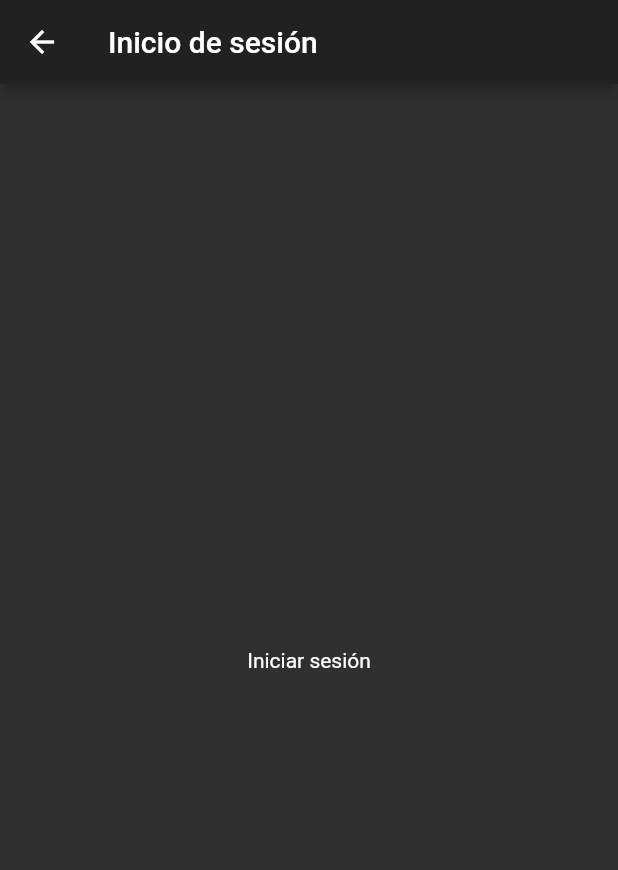
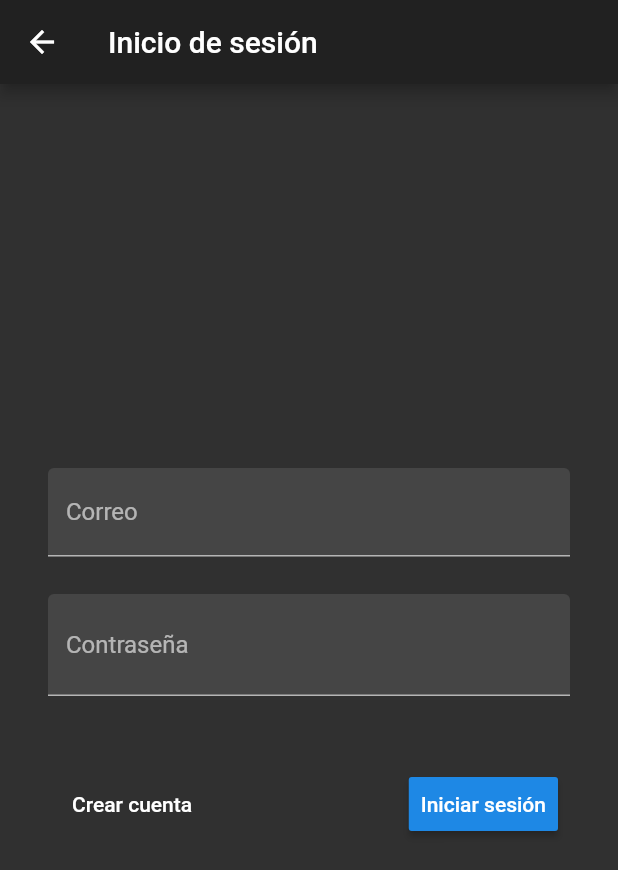
Before and after one commit to AureoGonz/AcademyApp, a Flutter app: the screen it shows after launch, on a phone screen of 412 x 824 dp. Shown: the top 870 px of the screen. Run offline on Flutter 3.47's test engine with Material 2 defaults, Android fonts, the phone set to English and light mode, and no system bars; our stand-ins replace shared_preferences.

Commit message:
integro validación de campos en login

```diff
--- a/lib/widgets/sesion/login.dart
+++ b/lib/widgets/sesion/login.dart
@@ -1,3 +1,5 @@
+import 'package:academyapp/services/form_validator.dart';
+import 'package:flutter/gestures.dart';
 import 'package:flutter/material.dart';
 
 class LoginScreen extends StatefulWidget {
@@ -6,11 +8,80 @@ class LoginScreen extends StatefulWidget {
 }
 
 class _LoginScreen extends State<LoginScreen> {
+  bool _obscurePW = true;
+  final GlobalKey<FormState> _formKey = GlobalKey<FormState>();
+  bool _autoValidate = false;
+
   @override
   Widget build(BuildContext context) {
     return Scaffold(
       appBar: AppBar(title: Text('Inicio de sesión')),
-      body: Center(child: Text('Iniciar sesión')),
+      body: Padding(
+        padding: EdgeInsets.all(32),
+        child: Form(
+          autovalidate: _autoValidate,
+          key: _formKey,
+          child: Column(
+            mainAxisAlignment: MainAxisAlignment.center,
+            children: <Widget>[
+              TextFormField(
+                  validator: FormValidator.validateEmail,
+                  keyboardType: TextInputType.emailAddress,
+                  onChanged: (value) => null,
+                  decoration: InputDecoration(
+                      hintText: 'ejemplo@unete.org',
+                      labelText: 'Correo',
+                      filled: true,
+                      border: const UnderlineInputBorder())),
+              SizedBox(
+                height: 25,
+              ),
+              TextFormField(
+                validator: FormValidator.validatePassword,
+                autocorrect: false,
+                obscureText: _obscurePW,
+                onChanged: (value) => null,
+                decoration: InputDecoration(
+                    labelText: 'Contraseña',
+                    hintText: "********",
+                    filled: true,
+                    border: const UnderlineInputBorder(),
+                    suffix: GestureDetector(
+                      dragStartBehavior: DragStartBehavior.down,
+                      onTap: () {
+                        setState(() {
+                          _obscurePW = !_obscurePW;
+                          print(_obscurePW);
+                        });
+                      },
+                      child: Icon(
+                          _obscurePW ? Icons.visibility : Icons.visibility_off),
+                    )),
+              ),
+              SizedBox(
+                height: 40,
+              ),
+              ButtonBar(
+                alignment: MainAxisAlignment.spaceBetween,
+                children: <Widget>[
+                  FlatButton(onPressed: () {}, child: Text('Crear cuenta')),
+                  RaisedButton(
+                    onPressed: () {
+                      _validateLogin();
+                    },
+                    child: Text('Iniciar sesión'),
+                  )
+                ],
+              )
+            ],
+          ),
+        ),
+      ),
     );
   }
+
+  void _validateLogin(){
+    if(_formKey.currentState.validate())
+      print('inicio valido');
+  }
 }
```
